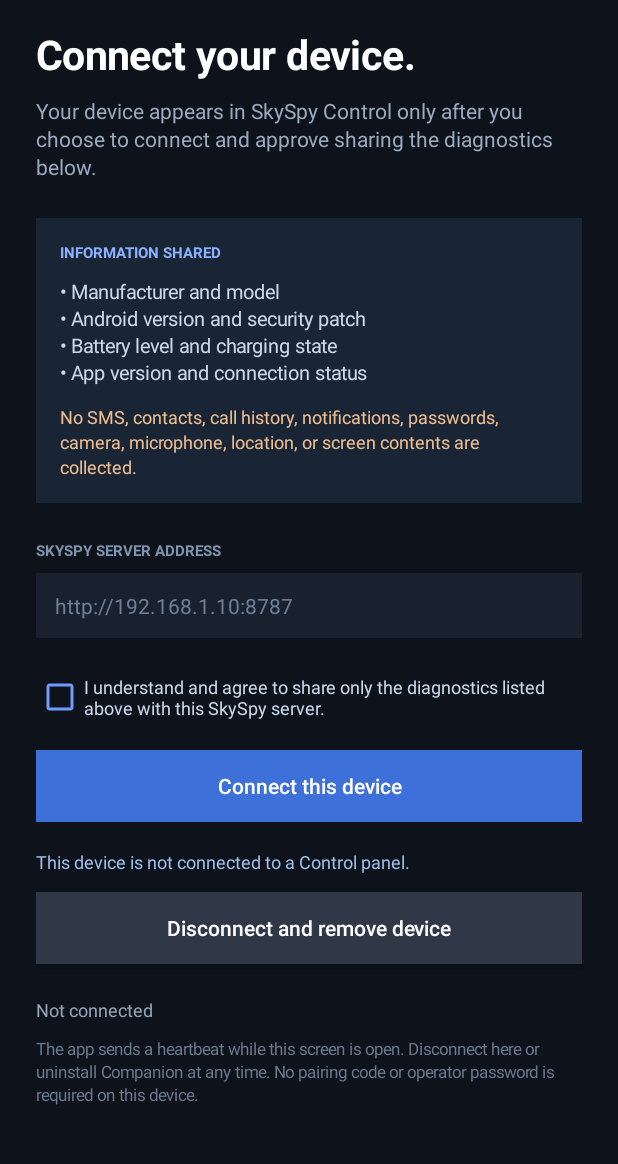
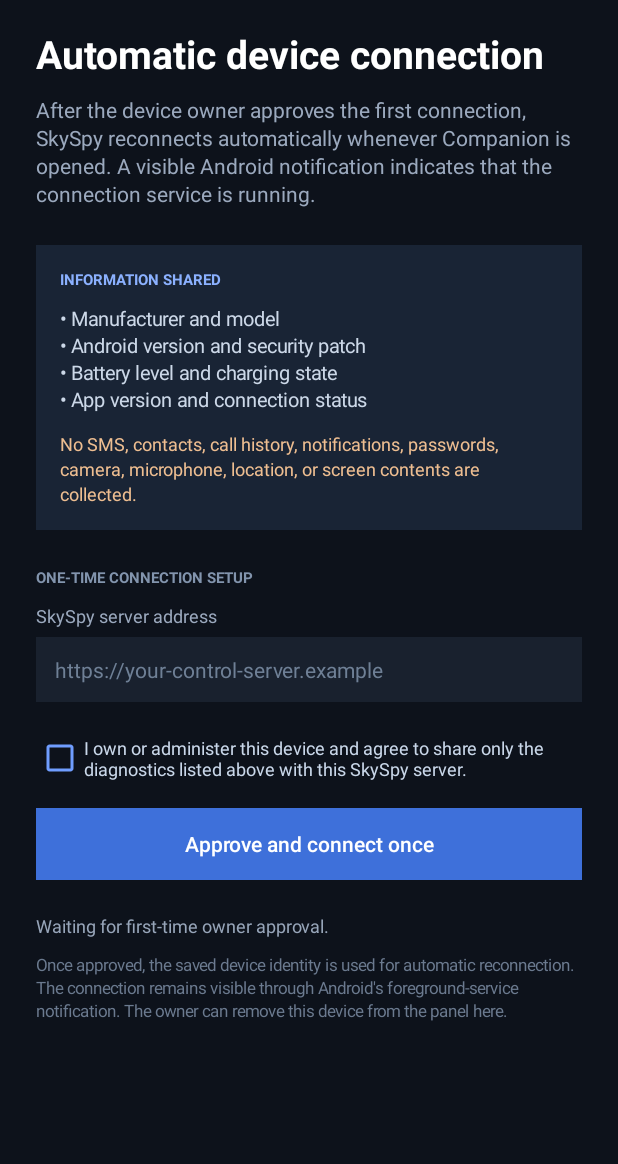
Before and after one commit to sky-pixel-Sp/spysky, an Android app: the screen it shows after launch (MainActivity), on a phone screen of 412 x 824 dp, the part 68-1232 px from its top. Run offline under Robolectric (Android 15) with nearby library versions, the phone set to English and light mode, and no system bars.

Commit message:
Add one-time enrollment and automatic reconnection UI

```diff
--- a/apps/companion/app/src/main/java/id/skyspy/companion/MainActivity.kt
+++ b/apps/companion/app/src/main/java/id/skyspy/companion/MainActivity.kt
@@ -1,11 +1,14 @@
 package id.skyspy.companion
 
+import android.Manifest
 import android.app.Activity
+import android.content.Intent
+import android.content.pm.PackageManager
 import android.graphics.Color
+import android.os.Build
 import android.os.Bundle
-import android.os.Handler
-import android.os.Looper
 import android.view.Gravity
+import android.view.View
 import android.view.ViewGroup
 import android.widget.Button
 import android.widget.CheckBox
@@ -17,38 +20,25 @@ import org.json.JSONObject
 import java.util.UUID
 
 class MainActivity : Activity() {
-    private val preferences by lazy { getSharedPreferences("skyspy_companion", MODE_PRIVATE) }
-    private val handler = Handler(Looper.getMainLooper())
+    private val preferences by lazy { getSharedPreferences(PREFS_NAME, MODE_PRIVATE) }
     private lateinit var serverInput: EditText
     private lateinit var consentCheck: CheckBox
     private lateinit var statusText: TextView
     private lateinit var registeredText: TextView
     private lateinit var connectButton: Button
-
-    private val heartbeatTask = object : Runnable {
-        override fun run() {
-            sendHeartbeat()
-            handler.postDelayed(this, HEARTBEAT_INTERVAL_MS)
-        }
-    }
+    private lateinit var setupSection: LinearLayout
+    private lateinit var registeredSection: LinearLayout
 
     override fun onCreate(savedInstanceState: Bundle?) {
         super.onCreate(savedInstanceState)
         buildScreen()
         renderRegistrationState()
+        requestNotificationPermissionOnce()
     }
 
     override fun onResume() {
         super.onResume()
-        if (preferences.getString(KEY_DEVICE_TOKEN, null) != null) {
-            handler.removeCallbacks(heartbeatTask)
-            handler.post(heartbeatTask)
-        }
-    }
-
-    override fun onPause() {
-        handler.removeCallbacks(heartbeatTask)
-        super.onPause()
+        startAutoConnectIfEnrolled()
     }
 
     private fun buildScreen() {
@@ -71,10 +61,10 @@ class MainActivity : Activity() {
             letterSpacing = 0.14f
         })
 
-        content.addView(text("Connect your device.", 27f, Color.WHITE, true), params(top = 18))
+        content.addView(text("Automatic device connection", 26f, Color.WHITE, true), params(top = 18))
         content.addView(
             text(
-                "Your device appears in SkySpy Control only after you choose to connect and approve sharing the diagnostics below.",
+                "After the device owner approves the first connection, SkySpy reconnects automatically whenever Companion is opened. A visible Android notification indicates that the connection service is running.",
                 14f,
                 Color.rgb(155, 169, 190),
                 false
@@ -104,38 +94,48 @@ class MainActivity : Activity() {
         )
         content.addView(consentCard, params(top = 25))
 
-        content.addView(text("SKYSPY SERVER ADDRESS", 10f, Color.rgb(130, 148, 173), true), params(top = 25))
-        serverInput = editText("http://192.168.1.10:8787")
+        setupSection = LinearLayout(this).apply {
+            orientation = LinearLayout.VERTICAL
+        }
+        setupSection.addView(text("ONE-TIME CONNECTION SETUP", 10f, Color.rgb(130, 148, 173), true), params(top = 25))
+        serverInput = editText("https://your-control-server.example")
         serverInput.setText(preferences.getString(KEY_SERVER_URL, ""))
-        content.addView(serverInput, params(top = 8))
+        setupSection.addView(text("SkySpy server address", 12f, Color.rgb(155, 169, 190), false), params(top = 10))
+        setupSection.addView(serverInput, params(top = 6))
 
         consentCheck = CheckBox(this).apply {
-            text = "I understand and agree to share only the diagnostics listed above with this SkySpy server."
+            text = "I own or administer this device and agree to share only the diagnostics listed above with this SkySpy server."
             setTextColor(Color.rgb(201, 215, 233))
             textSize = 12f
             buttonTintList = android.content.res.ColorStateList.valueOf(Color.rgb(111, 157, 255))
             setPadding(0, dp(8), 0, dp(8))
         }
-        content.addView(consentCheck, params(top = 16))
+        setupSection.addView(consentCheck, params(top = 14))
 
-        connectButton = button("Connect this device")
+        connectButton = button("Approve and connect once")
         connectButton.isEnabled = false
         connectButton.setOnClickListener { registerDevice() }
-        content.addView(connectButton, params(top = 12))
+        setupSection.addView(connectButton, params(top = 10))
+        content.addView(setupSection)
 
-        registeredText = text("", 12f, Color.rgb(160, 190, 235), false)
-        content.addView(registeredText, params(top = 18))
+        registeredSection = LinearLayout(this).apply {
+            orientation = LinearLayout.VERTICAL
+            visibility = View.GONE
+        }
+        registeredSection.addView(text("AUTOMATIC CONNECTION", 10f, Color.rgb(130, 148, 173), true), params(top = 25))
+        registeredText = text("", 13f, Color.rgb(204, 216, 232), false)
+        registeredSection.addView(registeredText, params(top = 8))
+        val removeButton = button("Remove this device from Control")
+        removeButton.setBackgroundColor(Color.rgb(64, 73, 88))
+        removeButton.setOnClickListener { unpairDevice() }
+        registeredSection.addView(removeButton, params(top = 16))
+        content.addView(registeredSection)
 
-        val unpairButton = button("Disconnect and remove device")
-        unpairButton.setBackgroundColor(Color.rgb(46, 56, 71))
-        unpairButton.setOnClickListener { unpairDevice() }
-        content.addView(unpairButton, params(top = 12))
-
-        statusText = text("Not connected", 12f, Color.rgb(151, 165, 185), false)
+        statusText = text("Waiting for first-time setup.", 12f, Color.rgb(151, 165, 185), false)
         content.addView(statusText, params(top = 22))
         content.addView(
             text(
-                "The app sends a heartbeat while this screen is open. Disconnect here or uninstall Companion at any time. No pairing code or operator password is required on this device.",
+                "Once approved, the saved device identity is used for automatic reconnection. The connection remains visible through Android's foreground-service notification. The owner can remove this device from the panel here.",
                 11f,
                 Color.rgb(107, 122, 143),
                 false
@@ -163,12 +163,12 @@ class MainActivity : Activity() {
             return
         }
         if (!consentCheck.isChecked) {
-            statusText.text = "Approve the diagnostics sharing notice before connecting."
+            statusText.text = "Approve the diagnostics notice before connecting."
             return
         }
 
         connectButton.isEnabled = false
-        statusText.text = "Connecting this device to SkySpy Control…"
+        statusText.text = "Registering this owner-approved device…"
         Thread {
             try {
                 val info = DeviceInfo.collect(this)
@@ -186,13 +186,13 @@ class MainActivity : Activity() {
                     .putString(KEY_SERVER_URL, baseUrl)
                     .putString(KEY_DEVICE_ID, deviceId)
                     .putString(KEY_DEVICE_TOKEN, deviceToken)
+                    .putBoolean(KEY_OWNER_APPROVED, true)
                     .apply()
+
                 runOnUiThread {
                     renderRegistrationState()
-                    statusText.text = "Connected. This device should now appear in SkySpy Control."
-                    handler.removeCallbacks(heartbeatTask)
-                    handler.post(heartbeatTask)
-                    consentCheck.isChecked = false
+                    startAutoConnectIfEnrolled()
+                    statusText.text = "Approved. Automatic connection is now active."
                 }
             } catch (error: Exception) {
                 runOnUiThread {
@@ -203,22 +203,31 @@ class MainActivity : Activity() {
         }.start()
     }
 
-    private fun sendHeartbeat() {
-        val baseUrl = preferences.getString(KEY_SERVER_URL, null) ?: return
-        val token = preferences.getString(KEY_DEVICE_TOKEN, null) ?: return
-        Thread {
-            try {
-                ApiClient.postJson(
-                    baseUrl,
-                    "/api/device/heartbeat",
-                    JSONObject().put("device", DeviceInfo.collect(this).toJson()),
-                    token
-                )
-                runOnUiThread { statusText.text = "Connected · heartbeat sent just now" }
-            } catch (error: Exception) {
-                runOnUiThread { statusText.text = "Connection issue: ${error.message ?: "Server unavailable"}" }
+    private fun startAutoConnectIfEnrolled() {
+        val server = preferences.getString(KEY_SERVER_URL, null)
+        val token = preferences.getString(KEY_DEVICE_TOKEN, null)
+        val approved = preferences.getBoolean(KEY_OWNER_APPROVED, false)
+        if (!approved || server.isNullOrBlank() || token.isNullOrBlank()) return
+
+        val serviceIntent = Intent(this, AutoConnectService::class.java)
+        try {
+            if (Build.VERSION.SDK_INT >= Build.VERSION_CODES.O) {
+                startForegroundService(serviceIntent)
+            } else {
+                startService(serviceIntent)
             }
-        }.start()
+            statusText.text = "Automatic connection service is active."
+        } catch (error: Exception) {
+            statusText.text = "Could not start the visible connection service: ${error.message ?: "Android restricted startup"}"
+        }
+    }
+
+    private fun requestNotificationPermissionOnce() {
+        if (Build.VERSION.SDK_INT < 33) return
+        if (checkSelfPermission(Manifest.permission.POST_NOTIFICATIONS) == PackageManager.PERMISSION_GRANTED) return
+        if (preferences.getBoolean(KEY_NOTIFICATION_REQUESTED, false)) return
+        preferences.edit().putBoolean(KEY_NOTIFICATION_REQUESTED, true).apply()
+        requestPermissions(arrayOf(Manifest.permission.POST_NOTIFICATIONS), NOTIFICATION_PERMISSION_REQUEST)
     }
 
     private fun unpairDevice() {
@@ -237,15 +246,16 @@ class MainActivity : Activity() {
                     .remove(KEY_SERVER_URL)
                     .remove(KEY_DEVICE_ID)
                     .remove(KEY_DEVICE_TOKEN)
+                    .remove(KEY_OWNER_APPROVED)
                     .apply()
                 runOnUiThread {
-                    handler.removeCallbacks(heartbeatTask)
+                    stopService(Intent(this, AutoConnectService::class.java))
                     renderRegistrationState()
-                    statusText.text = "Disconnected. This device was removed from Control."
+                    statusText.text = "Device removed from Control."
                 }
             } catch (error: Exception) {
                 runOnUiThread {
-                    statusText.text = "Disconnect could not be confirmed: ${error.message ?: "Server unavailable"}"
+                    statusText.text = "Removal could not be confirmed: ${error.message ?: "Server unavailable"}"
                 }
             }
         }.start()
@@ -254,11 +264,18 @@ class MainActivity : Activity() {
     private fun renderRegistrationState() {
         val deviceId = preferences.getString(KEY_DEVICE_ID, null)
         val server = preferences.getString(KEY_SERVER_URL, null)
-        registeredText.text = if (deviceId.isNullOrBlank()) {
-            "This device is not connected to a Control panel."
+        val token = preferences.getString(KEY_DEVICE_TOKEN, null)
+        val approved = preferences.getBoolean(KEY_OWNER_APPROVED, false)
+        val enrolled = approved && !deviceId.isNullOrBlank() && !server.isNullOrBlank() && !token.isNullOrBlank()
+
+        setupSection.visibility = if (enrolled) View.GONE else View.VISIBLE
+        registeredSection.visibility = if (enrolled) View.VISIBLE else View.GONE
+        registeredText.text = if (enrolled) {
+            "Device ID: ${deviceId}\nServer: ${server}\nReconnect mode: automatic"
         } else {
-            "Connected device ID: " + deviceId + "\nServer: " + server
+            ""
         }
+        if (!enrolled) statusText.text = "Waiting for first-time owner approval."
     }
 
     private fun card(): LinearLayout = LinearLayout(this).apply {
@@ -307,10 +324,13 @@ class MainActivity : Activity() {
     private fun dp(value: Int): Int = (value * resources.displayMetrics.density).toInt()
 
     companion object {
+        private const val PREFS_NAME = "skyspy_companion"
         private const val KEY_SERVER_URL = "server_url"
         private const val KEY_DEVICE_ID = "device_id"
         private const val KEY_DEVICE_TOKEN = "device_token"
         private const val KEY_INSTALL_ID = "install_id"
-        private const val HEARTBEAT_INTERVAL_MS = 30_000L
+        private const val KEY_OWNER_APPROVED = "owner_approved"
+        private const val KEY_NOTIFICATION_REQUESTED = "notification_requested"
+        private const val NOTIFICATION_PERMISSION_REQUEST = 4102
     }
 }
```
